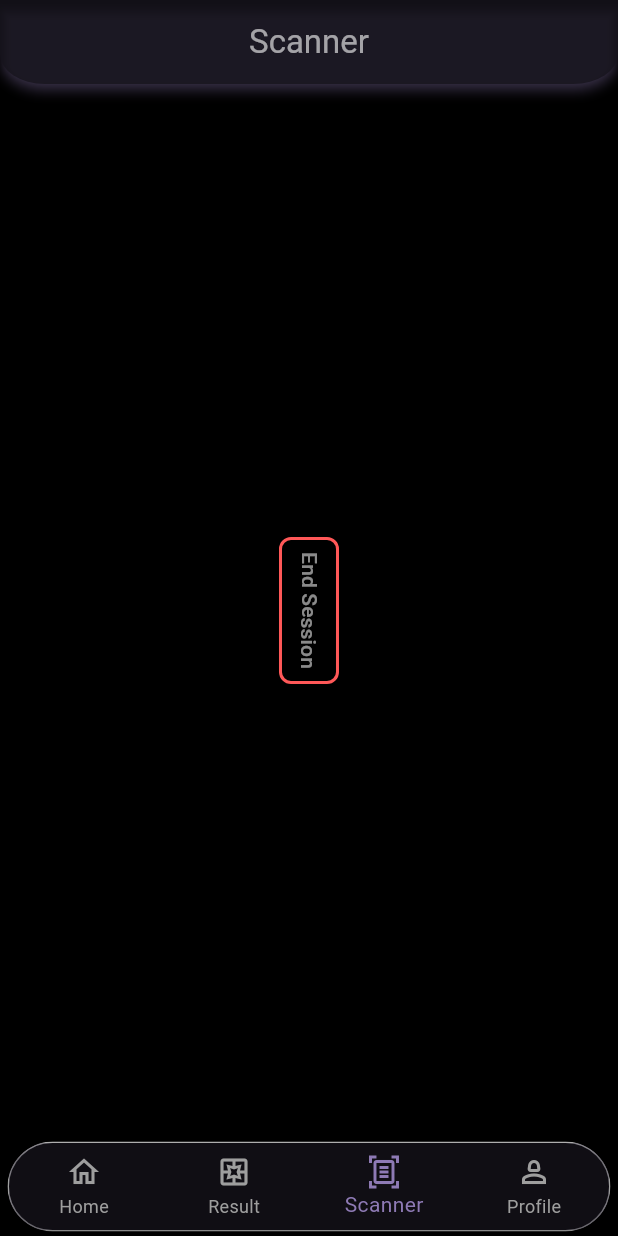
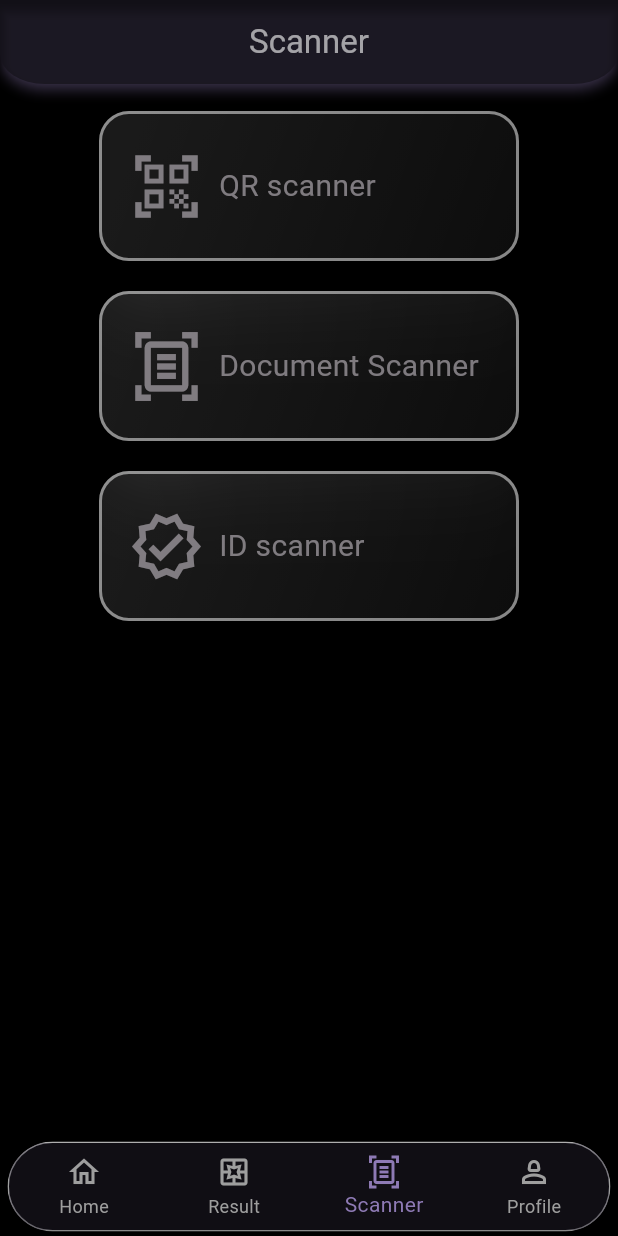
Before and after one commit to amartripathi0/Bi-Gaze, a Flutter app: the screen it shows after launch, item 3 of the bottom bar chosen, on a phone screen of 412 x 824 dp. Run offline on Flutter 3.47's test engine with Material 3 defaults, Android fonts, the phone set to English and light mode, and no system bars; drawn by our look-alikes of glassmorphism; our stand-ins replace animated_splash_screen, camera, fl_chart, glass_kit, hive, hive_flutter and 1 more; missing offline and left inert: dart_ping, flutter_tflite, giffy_dialog, internet_speed_meter, simple_animated_button; accounts and stored records are empty.

Commit message:
scanner paeg design 1

```diff
--- a/lib/ui/page/scanner_page.dart
+++ b/lib/ui/page/scanner_page.dart
@@ -3,6 +3,7 @@
 import 'package:bigaze/ui/dialogues/endsessiondialogue.dart';
 import 'package:bigaze/ui/page/common/widget/bottomnavigationbar.dart';
 import 'package:bigaze/ui/page/profile_page.dart';
+import 'package:bigaze/widgets/coolcard.dart';
 import 'package:flutter/material.dart';
 import 'package:bigaze/ui/page/common/widget/appbar.dart';
 import 'package:bigaze/ui/page/home_page.dart';
@@ -71,65 +72,38 @@ class _ScannerPageState extends State<ScannerPage> {
           currentIndex: _currentIndex, // Pass current index
           onTap: _onItemTapped, // Handle tap event
         ),
-        body: Container(
-          alignment: Alignment.center,
-          // child: const CountdownTimer(duration: 300),
-          // child: ElevatedButton(
-          //   onPressed: () {
-          //     showDialog(
-          //       context: context,
-          //       builder: (BuildContext context) {
-          //         return GiffyDialog.image(
-          //           Image.network(
-          //             "https://raw.githubusercontent.com/Shashank02051997/FancyGifDialog-Android/master/GIF's/gif14.gif",
-          //             height: 200,
-          //             fit: BoxFit.cover,
-          //           ),
-          //           title: const Text(
-          //             'Image Animation',
-          //             textAlign: TextAlign.center,
-          //           ),
-          //           content: const Text(
-          //             'This is a image animation dialog box. This library helps you easily create fancy giffy dialog.',
-          //             textAlign: TextAlign.center,
-          //           ),
-          //           actions: [
-          //             TextButton(
-          //               onPressed: () => Navigator.pop(context, 'CANCEL'),
-          //               child: const Text('CANCEL'),
-          //             ),
-          //             TextButton(
-          //               onPressed: () => Navigator.pop(context, 'OK'),
-          //               child: const Text('OK'),
-          //             ),
-          //           ],
-          //         );
-          //       },
-          //     );
-          //   },
-          //   style: ButtonStyle(
-          //     elevation: MaterialStateProperty.all(5),
-          //     backgroundColor: MaterialStateProperty.all(Colors.black),
-          //     shape: MaterialStateProperty.all(
-          //       RoundedRectangleBorder(
-          //         side: const BorderSide(
-          //           color: alertbuttoncolors
-          //               .endsessioncolor, // Specify your border color here
-          //           width: 2, // Specify the border width
-          //         ),
-          //         borderRadius: BorderRadius.circular(
-          //             8), // Adjust the border radius as needed
-          //       ),
-          //     ),
-          //   ),
-          //   child: const Text(
-          //     "End Session",
-          //     style: TextStyle(color: Colors.white54, fontSize: 14),
-          //   ),
-          // ),
-
-          // Test=---------------------
-          child: const EndSessionButton(),
+        body: const Center(
+          child: Padding(
+            padding: EdgeInsets.all(8.0),
+            child: Column(
+              children: [
+                SizedBox(
+                  height: 10,
+                ),
+                ScannerGlassCard(
+                  destinationPage: MyHomePage(),
+                  cardName: 'QR scanner',
+                  cardIcon: Icons.qr_code_scanner_outlined,
+                ),
+                SizedBox(
+                  height: 20,
+                ),
+                ScannerGlassCard(
+                  destinationPage: MyHomePage(),
+                  cardName: 'Document Scanner',
+                  cardIcon: Icons.document_scanner_outlined,
+                ),
+                SizedBox(
+                  height: 20,
+                ),
+                ScannerGlassCard(
+                  destinationPage: MyHomePage(),
+                  cardName: 'ID scanner',
+                  cardIcon: Icons.verified_outlined,
+                )
+              ],
+            ),
+          ),
         ),
       ),
     );
--- a/lib/widgets/coolcard.dart
+++ b/lib/widgets/coolcard.dart
@@ -125,3 +125,76 @@ class GlassListTile extends StatelessWidget {
     );
   }
 }
+
+class ScannerGlassCard extends StatelessWidget {
+  final Widget destinationPage;
+  final String cardName;
+  final IconData cardIcon; // Changed type to IconData
+
+  const ScannerGlassCard({
+    super.key, // Add Key parameter for proper widget identification
+    required this.destinationPage,
+    required this.cardName,
+    required this.cardIcon,
+  });
+
+  @override
+  Widget build(BuildContext context) {
+    return GestureDetector(
+      onTap: () {
+        Navigator.push(
+          context,
+          MaterialPageRoute(builder: (context) => destinationPage),
+        );
+      },
+      child: GlassmorphicContainer(
+        width: 280,
+        height: 100,
+        borderRadius: 20,
+        blur: 20,
+        alignment: Alignment.center,
+        border: 2,
+        linearGradient: LinearGradient(
+          begin: Alignment.topLeft,
+          end: Alignment.bottomRight,
+          colors: [
+            const Color(0xFFffffff).withOpacity(0.1),
+            const Color(0xFFFFFFFF).withOpacity(0.05),
+          ],
+          stops: const [
+            0.1,
+            1,
+          ],
+        ),
+        borderGradient: LinearGradient(
+          begin: Alignment.topLeft,
+          end: Alignment.bottomRight,
+          colors: [
+            const Color(0xFFffffff).withOpacity(0.5),
+            const Color(0xFFFFFFFF).withOpacity(0.5),
+          ],
+        ),
+        child: Center(
+          child: Row(
+            children: [
+              const SizedBox(width: 20),
+              Icon(
+                cardIcon, // Using Icon widget with IconData
+                color: const Color.fromARGB(172, 178, 172, 179),
+                size: 50,
+              ),
+              const SizedBox(width: 10),
+              Text(
+                cardName,
+                style: const TextStyle(
+                  color: Color.fromARGB(172, 178, 172, 179),
+                  fontSize: 20,
+                ),
+              ),
+            ],
+          ),
+        ),
+      ),
+    );
+  }
+}
```
